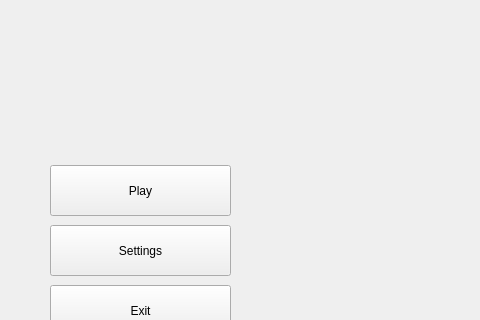
Before: the Qt Designer form mainmenu.ui in Kirillo001/TheNovelProject, drawn with Qt 5; both pictures show x 0 to 480 and y 295 to 615 of the 1280 by 720 pixel window.
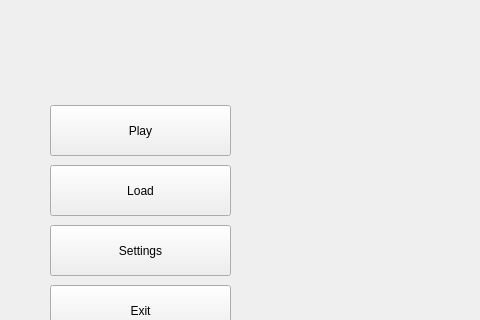
After: the same form once the commit is applied.

What changed in the file:
```diff
--- a/mainmenu.ui
+++ b/mainmenu.ui
@@ -29,7 +29,7 @@
    <property name="geometry">
     <rect>
      <x>50</x>
-     <y>460</y>
+     <y>400</y>
      <width>181</width>
      <height>51</height>
     </rect>
@@ -115,6 +115,19 @@
     <string/>
    </property>
   </widget>
+  <widget class="QPushButton" name="pushButton_5">
+   <property name="geometry">
+    <rect>
+     <x>50</x>
+     <y>460</y>
+     <width>181</width>
+     <height>51</height>
+    </rect>
+   </property>
+   <property name="text">
+    <string>Load</string>
+   </property>
+  </widget>
  </widget>
  <resources/>
  <connections/>
```
